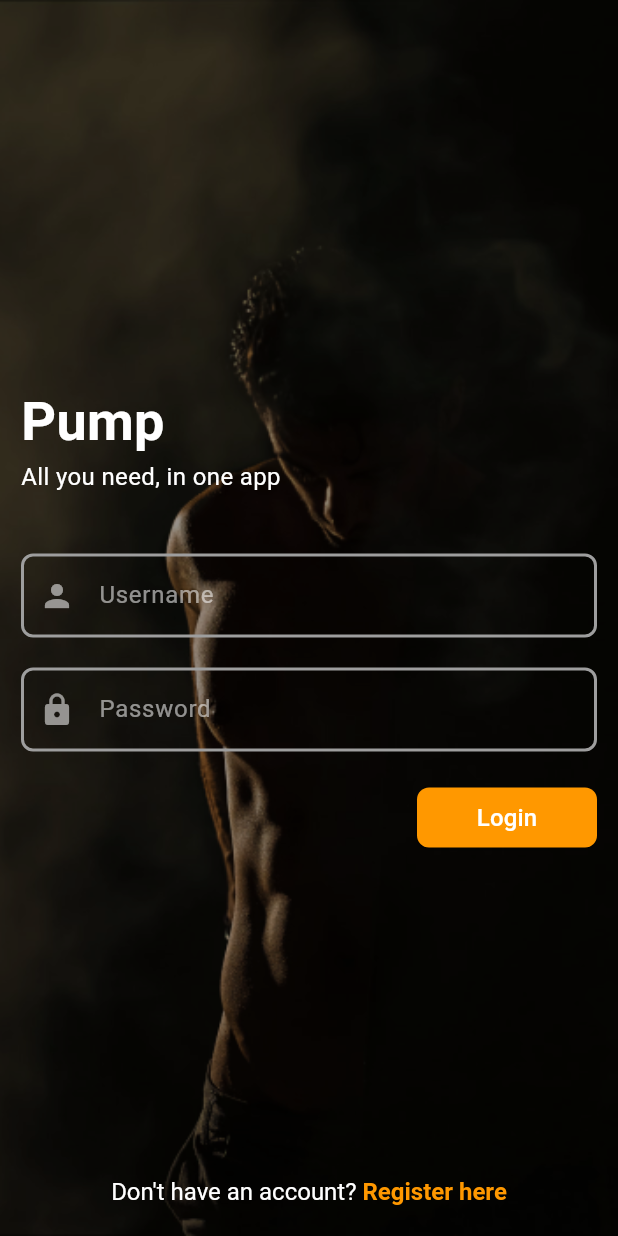
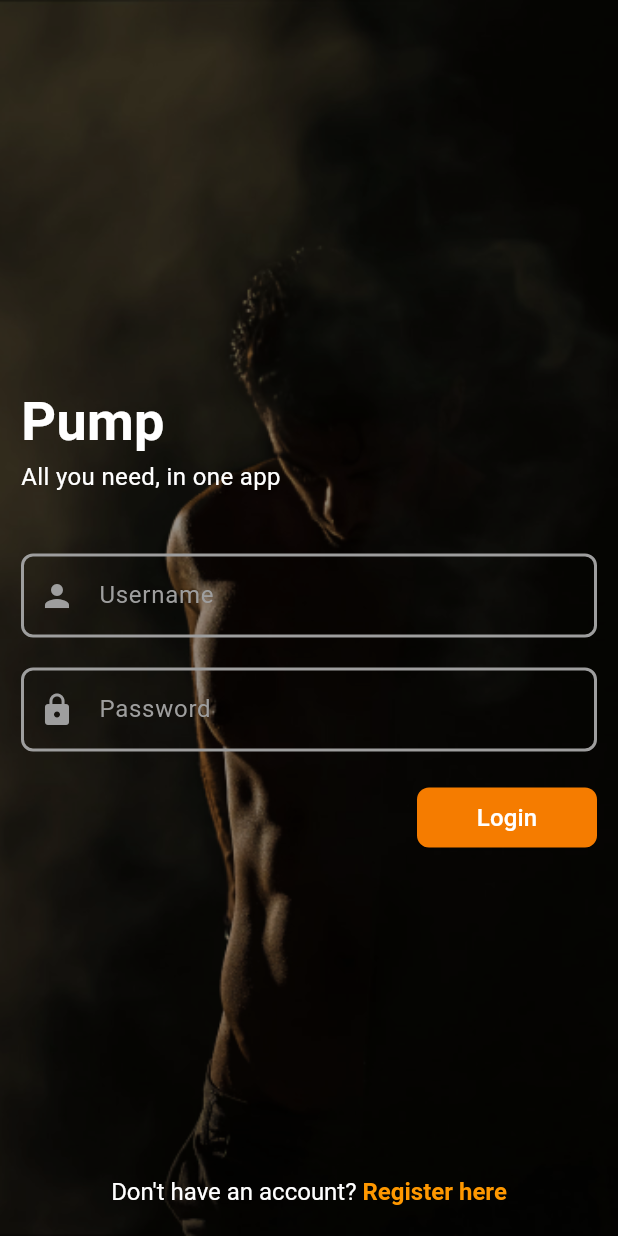
Before and after one commit to jmrsgn/Pump, a Flutter app: the screen it shows after launch, on a phone screen of 412 x 824 dp. Run offline on Flutter 3.47's test engine with Material 3 defaults, Android fonts, the phone set to English and light mode, and no system bars.

Commit message:
feat(ui): start working with main feed screen
- Add loader for Custom Scaffold
- Code cleanups
- Add routes

```diff
--- a/lib/core/constants/strings.dart
+++ b/lib/core/constants/strings.dart
@@ -1,8 +1,10 @@
 class AppStrings {
+  // Common
   static const appName = 'Pump';
   static const login = 'Login';
   static const register = 'Register';
   static const username = 'Username';
   static const password = 'Password';
   static const allYouNeedInOneApp = "All you need, in one app";
+  static const routeNotFound = "Route not found";
 }
--- a/lib/core/routes.dart
+++ b/lib/core/routes.dart
@@ -0,0 +1,24 @@
+import 'package:flutter/material.dart';
+import 'package:pump/core/constants/strings.dart';
+import 'package:pump/features/auth/presentation/screens/login.dart';
+import 'package:pump/features/posts/presentation/screens/main_feed.dart';
+
+class AppRoutes {
+  static const String login = '/login';
+  static const String mainFeed = '/main_feed';
+
+  static Route<dynamic> generateRoute(RouteSettings settings) {
+    switch (settings.name) {
+      case login:
+        return MaterialPageRoute(builder: (_) => const LoginScreen());
+      case mainFeed:
+        return MaterialPageRoute(builder: (_) => const MainFeedScreen());
+      default:
+        return MaterialPageRoute(
+          builder: (_) => const Scaffold(
+            body: Center(child: Text(AppStrings.routeNotFound)),
+          ),
+        );
+    }
+  }
+}
--- a/lib/core/theme/app_colors.dart
+++ b/lib/core/theme/app_colors.dart
@@ -1,24 +1,29 @@
 import 'package:flutter/material.dart';
 
 class AppColors {
-  // Primary brand colors
-  static const Color primary = Color(0x00ec7216);
+  // 🟧 Brand palette
+  static const Color primary = Color(0xFFF57C00); // Orange 700
+  static const Color primaryLight = Color(0xFFFFA726); // Orange 400
+  static const Color primaryDark = Color(0xFFEF6C00); // Orange 800
 
-  // Backgrounds
-  static const Color backgroundDark = Colors.black;
-  static const Color backgroundLight = Colors.white;
+  // ⚫ Backgrounds
+  static const Color backgroundDark = Color(0xFF121212);
+  static const Color backgroundLight = Color(0xFFFFFFFF);
 
-  // Text colors
-  static const Color textPrimary = Colors.white;
-  static const Color textSecondary = Colors.white70;
-  static const Color textHint = Colors.white54;
+  // 📝 Text colors
+  static const Color textPrimary = Color(0xFFFFFFFF);
+  static const Color textSecondary = Color(0xFFB0B0B0);
+  static const Color textHint = Color(0xFF9E9E9E);
 
-  // Borders
-  // static const Color borderLight = Colors.white;
-  // static const Color borderDark = Colors.black54;
+  // 🔲 Borders
+  static const Color borderLight = Color(0xFFDDDDDD);
+  static const Color borderDark = Color(0xFF333333);
 
-  // Accent or states
-  // static const Color success = Color(0xFF4CAF50);
-  // static const Color error = Color(0xFFF44336);
-  // static const Color warning = Color(0xFFFFC107);
+  // ✅ State colors
+  static const Color success = Color(0xFF4CAF50);
+  static const Color error = Color(0xFFF44336);
+  static const Color warning = Color(0xFFFFC107);
+
+  // 🩶 Overlay
+  static const Color overlay = Color(0x66000000); // black with 40% opacity
 }
--- a/lib/core/theme/input_decoration_theme.dart
+++ b/lib/core/theme/input_decoration_theme.dart
@@ -19,7 +19,7 @@ class AppInputDecorations {
     ),
     focusedBorder: OutlineInputBorder(
       borderSide: BorderSide(
-        color: Colors.orange,
+        color: AppColors.primary,
         width: TextFieldDimens.focusedBorderWidth,
       ),
       borderRadius: BorderRadius.all(Radius.circular(TextFieldDimens.radius)),
--- a/lib/core/widgets/custom_scaffold.dart
+++ b/lib/core/widgets/custom_scaffold.dart
@@ -1,24 +1,24 @@
 import 'package:flutter/material.dart';
-import 'package:pump/core/constants/dimens.dart';
+import '../theme/app_colors.dart';
 
 class CustomScaffold extends StatelessWidget {
-  final String? title;
   final Widget body;
   final List<Widget>? actions;
   final Widget? floatingActionButton;
   final bool showBackButton;
   final Color? backgroundColor;
   final AppBar? appBar;
+  final bool isLoading;
 
   const CustomScaffold({
     super.key,
     required this.body,
-    this.title,
     this.actions,
     this.floatingActionButton,
     this.showBackButton = false,
     this.backgroundColor,
     this.appBar,
+    this.isLoading = false,
   });
 
   @override
@@ -26,7 +26,20 @@ class CustomScaffold extends StatelessWidget {
     return Scaffold(
       backgroundColor: backgroundColor ?? Colors.white,
       appBar: appBar,
-      body: SafeArea(child: body),
+      body: Stack(
+        children: [
+          SafeArea(child: body),
+
+          // Loading overlay
+          if (isLoading)
+            Container(
+              color: AppColors.overlay,
+              child: const Center(
+                child: CircularProgressIndicator(color: AppColors.primary),
+              ),
+            ),
+        ],
+      ),
       floatingActionButton: floatingActionButton,
     );
   }
--- a/lib/features/auth/presentation/screens/login.dart
+++ b/lib/features/auth/presentation/screens/login.dart
@@ -1,6 +1,7 @@
 import 'package:flutter/gestures.dart';
 import 'package:flutter/material.dart';
 import 'package:pump/core/constants/strings.dart';
+import 'package:pump/core/routes.dart';
 import 'package:pump/core/widgets/custom_scaffold.dart';
 import 'package:pump/core/widgets/custom_text_field.dart';
 import 'package:pump/core/constants/dimens.dart';
@@ -14,15 +15,30 @@ class LoginScreen extends StatefulWidget {
 }
 
 class _LoginScreen extends State<LoginScreen> {
+  bool _isLoading = false;
   final _usernameController = TextEditingController();
   final _passwordController = TextEditingController();
+
+  void login() async {
+    setState(() {
+      _isLoading = true;
+    });
+
+    await Future.delayed(const Duration(seconds: 2));
+
+    setState(() {
+      _isLoading = false;
+    });
+
+    Navigator.pushReplacementNamed(context, AppRoutes.mainFeed);
+  }
 
   @override
   Widget build(BuildContext context) {
     return GestureDetector(
       onTap: () => FocusScope.of(context).unfocus(),
       child: CustomScaffold(
-        title: AppStrings.login,
+        isLoading: _isLoading,
         body: Stack(
           fit: StackFit.expand,
           alignment: Alignment.center,
@@ -99,7 +115,7 @@ class _LoginScreen extends State<LoginScreen> {
                         width: ButtonDimens.width120,
                         child: ElevatedButton(
                           style: ElevatedButton.styleFrom(
-                            backgroundColor: Colors.orange, // TODO: Fix
+                            backgroundColor: AppColors.primary,
                             foregroundColor: AppColors.textPrimary,
                             shape: RoundedRectangleBorder(
                               borderRadius: BorderRadius.circular(
@@ -115,10 +131,10 @@ class _LoginScreen extends State<LoginScreen> {
                             final username = _usernameController.text.trim();
                             final password = _passwordController.text.trim();
 
+                            login();
+
                             if (username.isNotEmpty && password.isNotEmpty) {
                               // TODO proceed with Auth process then go to feed
-                              print(username);
-                              print(password);
                             }
                           },
                           child: const Text(
--- /dev/null
+++ b/lib/features/posts/presentation/screens/main_feed.dart
@@ -0,0 +1,15 @@
+import 'package:flutter/material.dart';
+import 'package:pump/core/widgets/custom_scaffold.dart';
+
+class MainFeedScreen extends StatelessWidget {
+  const MainFeedScreen({super.key});
+
+  @override
+  Widget build(BuildContext context) {
+    return CustomScaffold(
+      body: const Center(
+        child: Text("Welcome to Main Feed Screen!", style: TextStyle(fontSize: 36)),
+      ),
+    );
+  }
+}
--- a/lib/main.dart
+++ b/lib/main.dart
@@ -1,6 +1,6 @@
 import 'package:flutter/material.dart';
+import 'package:pump/core/routes.dart';
 import 'package:pump/core/theme/app_theme.dart';
-import 'package:pump/features/auth/presentation/screens/login.dart';
 
 void main() {
   runApp(const MyApp());
@@ -15,7 +15,8 @@ class MyApp extends StatelessWidget {
       title: 'Pump',
       debugShowCheckedModeBanner: false,
       theme: AppTheme.defaultTheme,
-      home: const LoginScreen(),
+      initialRoute: AppRoutes.login,
+      onGenerateRoute: AppRoutes.generateRoute,
     );
   }
 }
```
